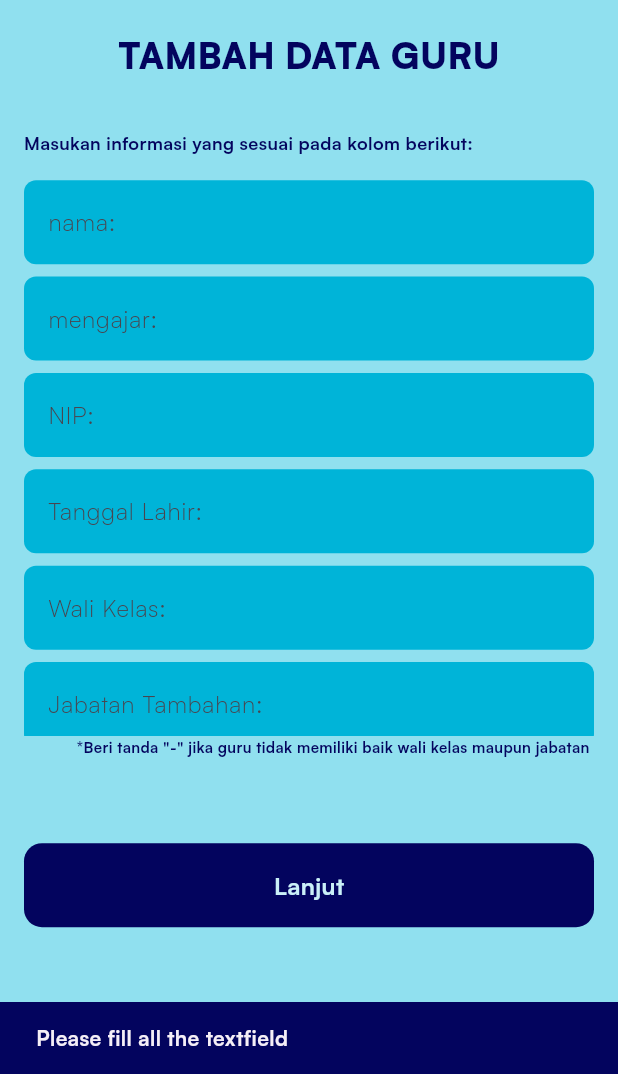
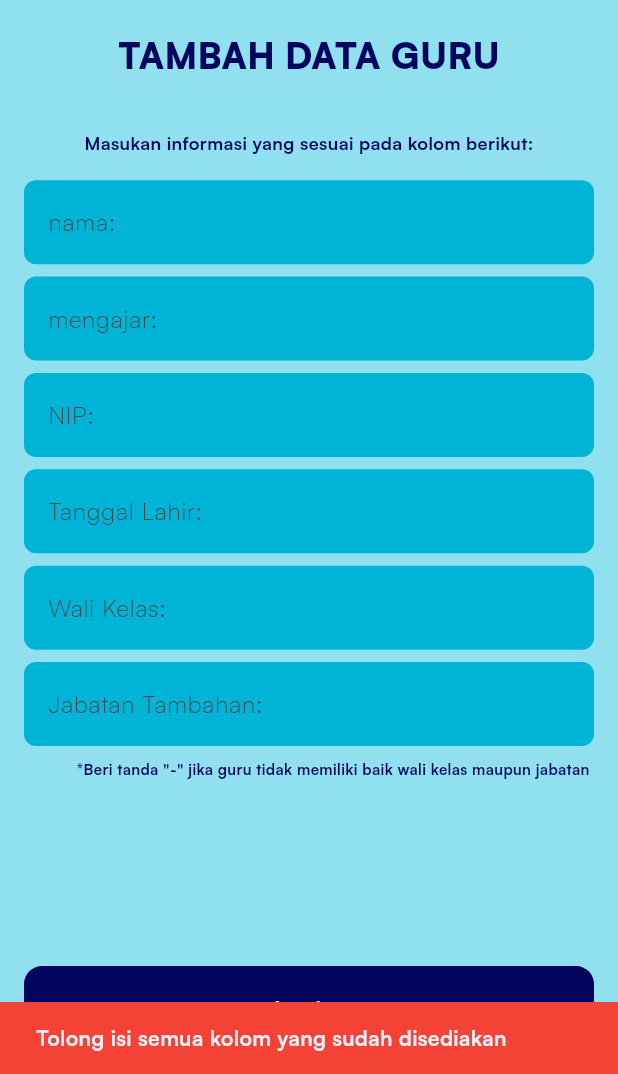
Before and after one commit to FarhanAshari23/SistemInformasiSmanda, a Flutter app: the AddTeacherView screen opened directly, after a tap on "Lanjut", on a phone screen of 412 x 824 dp, the part 162-1236 px from its top. Run offline on Flutter 3.47's test engine with Material 3 defaults, Android fonts, the light colour scheme and no system bars; our stand-ins replace barcode_widget, cached_network_image, cloud_firestore, dartz, firebase_auth, firebase_core and 7 more; missing offline and left inert: mobile_scanner, onesignal_flutter, stacked_listview; accounts and stored records are empty.

Commit message:
Fix some bug
Bug list view tidak ikut naik ketika keyboard terlihat dan fix show error dialog

```diff
--- a/lib/presentation/manageTeacher/views/add_teacher_view.dart
+++ b/lib/presentation/manageTeacher/views/add_teacher_view.dart
@@ -39,7 +39,6 @@ class AddTeacherView extends StatelessWidget {
     ];
     double height = MediaQuery.of(context).size.height;
     return Scaffold(
-      resizeToAvoidBottomInset: false,
       body: SafeArea(
         child: Column(
           children: [
@@ -55,11 +54,6 @@ class AddTeacherView extends StatelessWidget {
                 color: AppColors.primary,
               ),
             ),
-            Padding(
-              padding: const EdgeInsets.symmetric(horizontal: 16),
-              child: Column(
-                crossAxisAlignment: CrossAxisAlignment.start,
-                children: [
             SizedBox(height: height * 0.04),
             const Text(
               'Masukan informasi yang sesuai pada kolom berikut:',
@@ -71,25 +65,13 @@ class AddTeacherView extends StatelessWidget {
               textAlign: TextAlign.center,
             ),
             SizedBox(height: height * 0.02),
-                  SizedBox(
-                    width: double.infinity,
-                    height: height * 0.45,
+            Expanded(
               child: ListView.separated(
-                      itemBuilder: (context, index) => TextField(
-                        controller: controller[index],
-                        autocorrect: false,
-                        decoration: InputDecoration(
-                          hintText: hinttext[index],
-                        ),
-                      ),
-                      separatorBuilder: (context, index) => SizedBox(
-                        height: height * 0.01,
-                      ),
-                      itemCount: hinttext.length,
-                    ),
-                  ),
-                  const Align(
-                    alignment: Alignment.bottomRight,
+                padding: const EdgeInsets.symmetric(horizontal: 16),
+                itemBuilder: (context, index) {
+                  if (index == hinttext.length) {
+                    return const Align(
+                      alignment: Alignment.centerRight,
                       child: Text(
                         '*Beri tanda "-" jika guru tidak memiliki baik wali kelas maupun jabatan ',
                         style: TextStyle(
@@ -98,11 +80,23 @@ class AddTeacherView extends StatelessWidget {
                           color: AppColors.primary,
                         ),
                       ),
+                    );
+                  } else {
+                    return TextField(
+                      controller: controller[index],
+                      autocorrect: false,
+                      decoration: InputDecoration(
+                        hintText: hinttext[index],
                       ),
-                ],
+                    );
+                  }
+                },
+                separatorBuilder: (context, index) => SizedBox(
+                  height: height * 0.01,
+                ),
+                itemCount: hinttext.length + 1,
               ),
             ),
-            SizedBox(height: height * 0.05),
             BasicButton(
               onPressed: () {
                 if (_namaC.text.isEmpty ||
@@ -113,9 +107,9 @@ class AddTeacherView extends StatelessWidget {
                     _jabatanC.text.isEmpty) {
                   ScaffoldMessenger.of(context).showSnackBar(
                     const SnackBar(
-                      backgroundColor: AppColors.primary,
+                      backgroundColor: Colors.red,
                       content: Text(
-                        'Please fill all the textfield',
+                        'Tolong isi semua kolom yang sudah disediakan',
                         style: TextStyle(
                           fontWeight: FontWeight.bold,
                         ),
```
Also changed, not shown: lib/common/widget/card/card_primary.dart (+7 -8 lines), lib/presentation/manageAttendance/widgets/card_feature.dart (+5 -6 lines), lib/presentation/manageEkskul/views/add_data_ekskul_view.dart (+4 -15 lines), lib/presentation/manageNews/views/add_news_view.dart (+3 -9 lines). Lines whose indentation alone changed are shown as unchanged.
